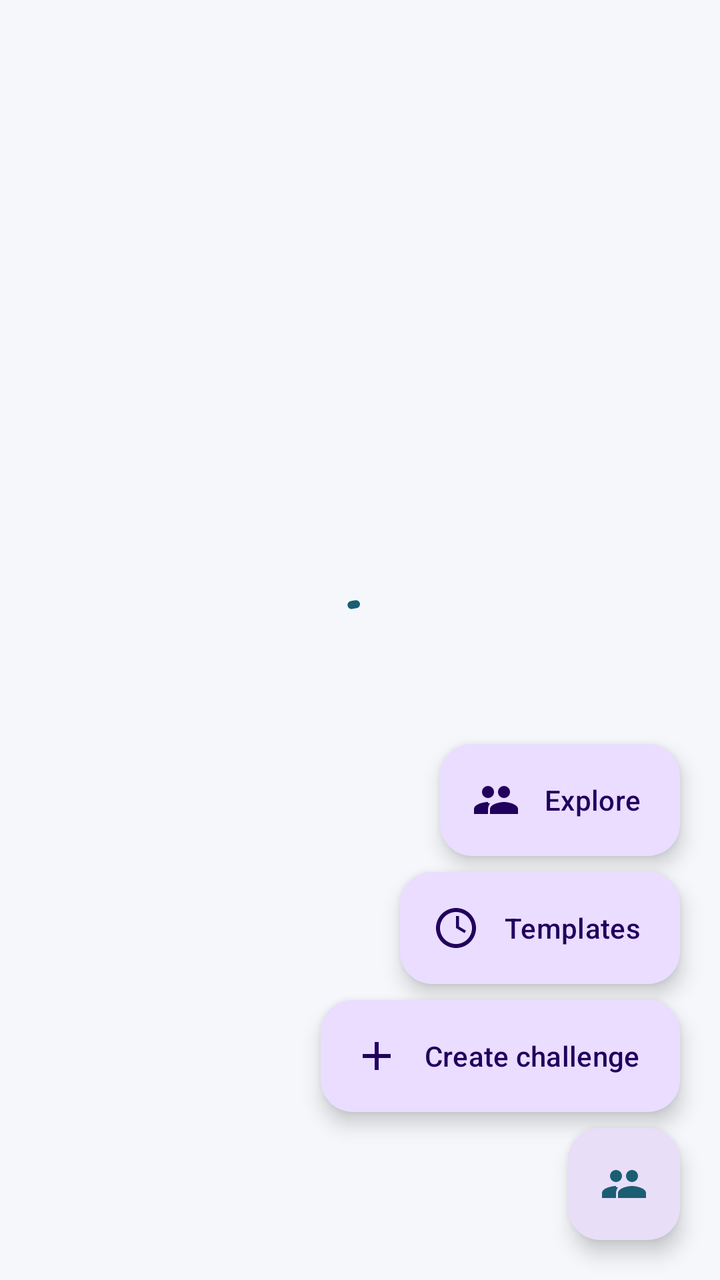
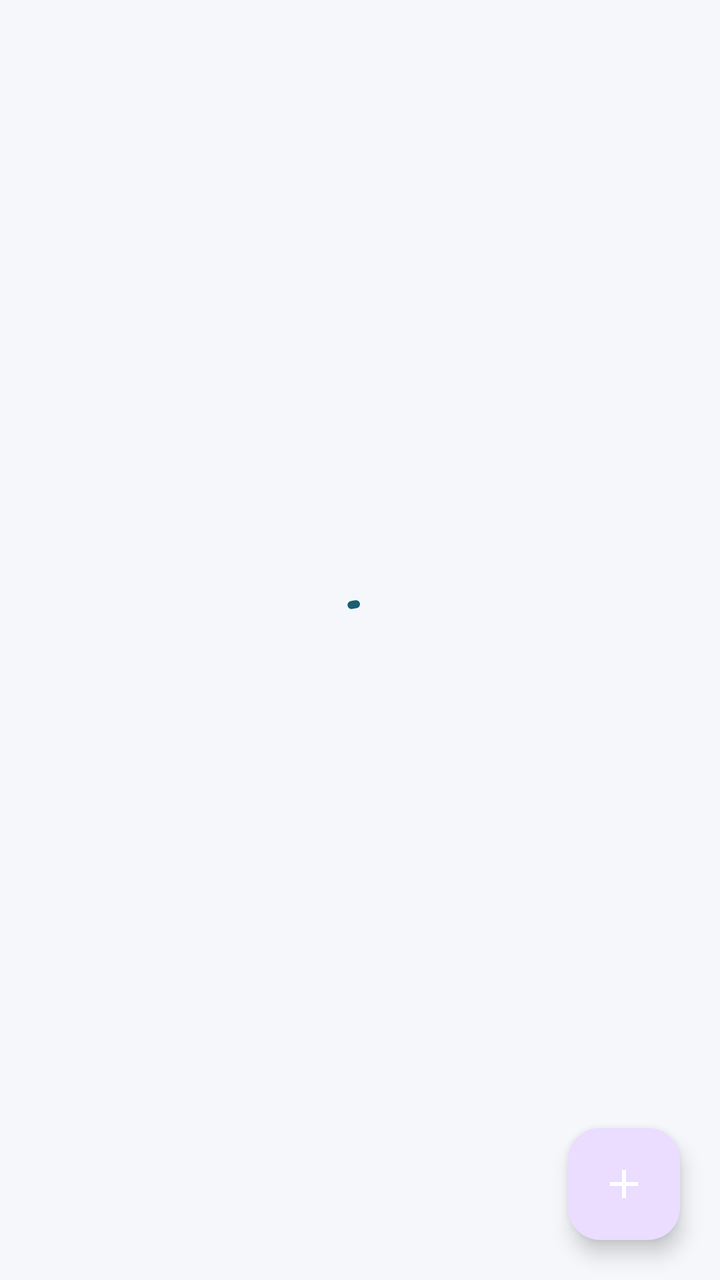

An Android layout rendered at two revisions. The XML below is the earlier revision; the diff shows what the commit changed to produce the second picture.
<!-- AndroidManifest.xml: application theme Theme.TakeControl -->
<!-- res/layout/fragment_home.xml -->
<?xml version="1.0" encoding="utf-8"?>
<androidx.constraintlayout.widget.ConstraintLayout xmlns:android="http://schemas.android.com/apk/res/android"
    xmlns:app="http://schemas.android.com/apk/res-auto"
    android:layout_width="match_parent"
    android:layout_height="match_parent"
    android:background="@color/background">

    <androidx.recyclerview.widget.RecyclerView
        android:id="@+id/challengesRecyclerView"
        android:layout_width="0dp"
        android:layout_height="0dp"
        android:clipToPadding="false"
        android:paddingHorizontal="16dp"
        android:paddingTop="8dp"
        android:paddingBottom="@dimen/list_bottom_padding"
        app:layout_constraintBottom_toBottomOf="parent"
        app:layout_constraintEnd_toEndOf="parent"
        app:layout_constraintStart_toStartOf="parent"
        app:layout_constraintTop_toTopOf="parent" />

    <com.google.android.material.progressindicator.CircularProgressIndicator
        android:id="@+id/progressBar"
        android:layout_width="wrap_content"
        android:layout_height="wrap_content"
        android:indeterminate="true"
        app:layout_constraintBottom_toBottomOf="parent"
        app:layout_constraintEnd_toEndOf="parent"
        app:layout_constraintStart_toStartOf="parent"
        app:layout_constraintTop_toTopOf="parent" />

    <LinearLayout
        android:id="@+id/emptyStateLayout"
        android:layout_width="0dp"
        android:layout_height="wrap_content"
        android:gravity="center_horizontal"
        android:orientation="vertical"
        android:padding="40dp"
        android:visibility="gone"
        app:layout_constraintBottom_toBottomOf="parent"
        app:layout_constraintEnd_toEndOf="parent"
        app:layout_constraintStart_toStartOf="parent"
        app:layout_constraintTop_toTopOf="parent"
        app:layout_constraintVertical_bias="0.35">

        <ImageView
            android:layout_width="96dp"
            android:layout_height="96dp"
            android:contentDescription="@null"
            android:src="@drawable/ic_empty_challenges" />

        <TextView
            android:layout_width="wrap_content"
            android:layout_height="wrap_content"
            android:layout_marginTop="24dp"
            android:text="@string/home_empty"
            android:textColor="@color/text_primary"
            android:textSize="20sp"
            android:textStyle="bold" />

        <TextView
            android:layout_width="wrap_content"
            android:layout_height="wrap_content"
            android:layout_marginTop="8dp"
            android:gravity="center"
            android:lineSpacingExtra="4dp"
            android:text="@string/home_empty_hint"
            android:textColor="@color/text_secondary"
            android:textSize="15sp" />
    </LinearLayout>

    <com.google.android.material.floatingactionbutton.ExtendedFloatingActionButton
        android:id="@+id/exploreFab"
        android:layout_width="wrap_content"
        android:layout_height="wrap_content"
        android:layout_marginEnd="@dimen/fab_margin"
        android:layout_marginBottom="8dp"
        android:text="Explore"
        app:icon="@drawable/ic_join"
        app:layout_constraintBottom_toTopOf="@id/templatesFab"
        app:layout_constraintEnd_toEndOf="parent" />

    <com.google.android.material.floatingactionbutton.ExtendedFloatingActionButton
        android:id="@+id/templatesFab"
        android:layout_width="wrap_content"
        android:layout_height="wrap_content"
        android:layout_marginEnd="@dimen/fab_margin"
        android:layout_marginBottom="8dp"
        android:text="@string/templates"
        app:icon="@drawable/ic_empty_challenges"
        app:layout_constraintBottom_toTopOf="@id/createFab"
        app:layout_constraintEnd_toEndOf="parent" />

    <com.google.android.material.floatingactionbutton.ExtendedFloatingActionButton
        android:id="@+id/createFab"
        android:layout_width="wrap_content"
        android:layout_height="wrap_content"
        android:layout_marginEnd="@dimen/fab_margin"
        android:layout_marginBottom="8dp"
        android:text="@string/create_challenge"
        app:icon="@drawable/ic_add"
        app:layout_constraintBottom_toTopOf="@id/joinFab"
        app:layout_constraintEnd_toEndOf="parent" />

    <com.google.android.material.floatingactionbutton.FloatingActionButton
        android:id="@+id/joinFab"
        style="@style/Widget.Material3.FloatingActionButton.Secondary"
        android:layout_width="wrap_content"
        android:layout_height="wrap_content"
        android:layout_margin="@dimen/fab_margin"
        android:contentDescription="@string/join_challenge"
        app:srcCompat="@drawable/ic_join"
        app:layout_constraintBottom_toBottomOf="parent"
        app:layout_constraintEnd_toEndOf="parent"
        app:tint="@color/primary" />

</androidx.constraintlayout.widget.ConstraintLayout>
<!-- resources referenced by this layout -->
<resources>
  <color name="background">#F5F7FA</color>
  <color name="primary">#1B5E73</color>
  <color name="text_primary">#1A1C1E</color>
  <color name="text_secondary">#44474E</color>
  <dimen name="fab_margin">20dp</dimen>
  <dimen name="list_bottom_padding">160dp</dimen>
  <!-- drawable ic_add (drawable) -->
  <?xml version="1.0" encoding="utf-8"?>
  <vector xmlns:android="http://schemas.android.com/apk/res/android"
      android:width="24dp"
      android:height="24dp"
      android:viewportWidth="24"
      android:viewportHeight="24">
      <path
          android:fillColor="@color/on_primary"
          android:pathData="M19,13h-6v6h-2v-6H5v-2h6V5h2v6h6v2z" />
  </vector>
  <!-- drawable ic_empty_challenges (drawable) -->
  <?xml version="1.0" encoding="utf-8"?>
  <vector xmlns:android="http://schemas.android.com/apk/res/android"
      android:width="120dp"
      android:height="120dp"
      android:viewportWidth="24"
      android:viewportHeight="24">
      <path
          android:fillColor="@color/primary_container"
          android:pathData="M12,2C6.48,2 2,6.48 2,12s4.48,10 10,10 10,-4.48 10,-10S17.52,2 12,2zM12,20c-4.41,0 -8,-3.59 -8,-8s3.59,-8 8,-8 8,3.59 8,8 -3.59,8 -8,8z" />
      <path
          android:fillColor="@color/primary"
          android:pathData="M12,6v6l4.28,2.54 0.72,-1.21 -3.5,-2.08V6h-1.5z" />
  </vector>
  <!-- drawable ic_join (drawable) -->
  <?xml version="1.0" encoding="utf-8"?>
  <vector xmlns:android="http://schemas.android.com/apk/res/android"
      android:width="24dp"
      android:height="24dp"
      android:viewportWidth="24"
      android:viewportHeight="24">
      <path
          android:fillColor="@color/primary"
          android:pathData="M16,11c1.66,0,3-1.34,3-3s-1.34,-3-3,-3s-3,1.34-3,3s1.34,3,3,3zM8,11c1.66,0,3-1.34,3-3s-1.34,-3-3,-3s-3,1.34-3,3s1.34,3,3,3zM16,13c-2.33,0-7,1.17-7,3.5V19h14v-2.5c0,-2.33-4.67,-3.5-7,-3.5zM8,13c-2.33,0-7,1.17-7,3.5V19h7v-2.25c0,-1.03,0.34-2.13,1-3.1c-0.33,-0.06-0.66,-0.09-1,-0.09z" />
  </vector>
  <string name="create_challenge">Create challenge</string>
  <string name="home_empty">No challenges yet</string>
  <string name="home_empty_hint">Create a challenge or join one with a friend\'s code to get started.</string>
  <string name="join_challenge">Join with code</string>
  <string name="templates">Templates</string>
  <style name="Theme.TakeControl" parent="Theme.Material3.Light.NoActionBar">
          <item name="colorPrimary">@color/primary</item>
          <item name="colorPrimaryDark">@color/primary_dark</item>
          <item name="colorSecondary">@color/secondary</item>
          <item name="colorOnPrimary">@color/on_primary</item>
          <item name="colorSurface">@color/surface</item>
          <item name="android:statusBarColor">@android:color/transparent</item>
          <item name="android:windowLightStatusBar">false</item>
          <item name="android:windowBackground">@color/background</item>
          <item name="materialButtonStyle">@style/Widget.TakeControl.Button</item>
      </style>
  <color name="on_primary">#FFFFFF</color>
  <color name="primary_container">#D1E4FF</color>
  <color name="primary_dark">#0F3D4D</color>
  <color name="secondary">#4CAF93</color>
  <color name="surface">#FFFFFF</color>
  <style name="Widget.TakeControl.Button" parent="Widget.Material3.Button">
          <item name="cornerRadius">12dp</item>
      </style>
</resources>

<!-- the commit's change to res/layout/fragment_home.xml (unified diff, before → after) -->
@@ -68,13 +68,15 @@
             android:textSize="15sp" />
     </LinearLayout>
 
+    
     <com.google.android.material.floatingactionbutton.ExtendedFloatingActionButton
         android:id="@+id/exploreFab"
         android:layout_width="wrap_content"
         android:layout_height="wrap_content"
         android:layout_marginEnd="@dimen/fab_margin"
-        android:layout_marginBottom="8dp"
+        android:layout_marginBottom="12dp"
         android:text="Explore"
+        android:visibility="gone"
         app:icon="@drawable/ic_join"
         app:layout_constraintBottom_toTopOf="@id/templatesFab"
         app:layout_constraintEnd_toEndOf="parent" />
@@ -84,8 +86,9 @@
         android:layout_width="wrap_content"
         android:layout_height="wrap_content"
         android:layout_marginEnd="@dimen/fab_margin"
-        android:layout_marginBottom="8dp"
+        android:layout_marginBottom="12dp"
         android:text="@string/templates"
+        android:visibility="gone"
         app:icon="@drawable/ic_empty_challenges"
         app:layout_constraintBottom_toTopOf="@id/createFab"
         app:layout_constraintEnd_toEndOf="parent" />
@@ -95,22 +98,35 @@
         android:layout_width="wrap_content"
         android:layout_height="wrap_content"
         android:layout_marginEnd="@dimen/fab_margin"
-        android:layout_marginBottom="8dp"
+        android:layout_marginBottom="12dp"
         android:text="@string/create_challenge"
+        android:visibility="gone"
         app:icon="@drawable/ic_add"
         app:layout_constraintBottom_toTopOf="@id/joinFab"
         app:layout_constraintEnd_toEndOf="parent" />
 
+    <com.google.android.material.floatingactionbutton.ExtendedFloatingActionButton
+        android:id="@+id/joinFab"
+        android:layout_width="wrap_content"
+        android:layout_height="wrap_content"
+        android:layout_marginEnd="@dimen/fab_margin"
+        android:layout_marginBottom="12dp"
+        android:text="@string/join_challenge"
+        android:visibility="gone"
+        app:icon="@drawable/ic_join"
+        app:layout_constraintBottom_toTopOf="@id/mainFab"
+        app:layout_constraintEnd_toEndOf="parent" />
+
+    
     <com.google.android.material.floatingactionbutton.FloatingActionButton
-        android:id="@+id/joinFab"
-        style="@style/Widget.Material3.FloatingActionButton.Secondary"
+        android:id="@+id/mainFab"
         android:layout_width="wrap_content"
         android:layout_height="wrap_content"
         android:layout_margin="@dimen/fab_margin"
-        android:contentDescription="@string/join_challenge"
-        app:srcCompat="@drawable/ic_join"
+        android:contentDescription="Action Menu"
         app:layout_constraintBottom_toBottomOf="parent"
         app:layout_constraintEnd_toEndOf="parent"
-        app:tint="@color/primary" />
+        app:srcCompat="@drawable/ic_add"
+        app:tint="@color/white" />
 
 </androidx.constraintlayout.widget.ConstraintLayout>
<!-- resource entries referenced after the edit -->
@@ -1,9 +1,9 @@
 <!-- resources referenced by this layout -->
 <resources>
   <color name="background">#F5F7FA</color>
-  <color name="primary">#1B5E73</color>
   <color name="text_primary">#1A1C1E</color>
   <color name="text_secondary">#44474E</color>
+  <color name="white">#FFFFFF</color>
   <dimen name="fab_margin">20dp</dimen>
   <dimen name="list_bottom_padding">160dp</dimen>
   <!-- drawable ic_add (drawable) -->
@@ -60,6 +60,7 @@
       </style>
   <color name="on_primary">#FFFFFF</color>
   <color name="primary_container">#D1E4FF</color>
+  <color name="primary">#1B5E73</color>
   <color name="primary_dark">#0F3D4D</color>
   <color name="secondary">#4CAF93</color>
   <color name="surface">#FFFFFF</color>
